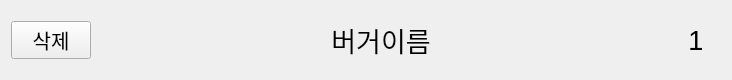
Above: Kiosk/basket.ui from psy1064/Kiosk before the change. Below: the same form after it.
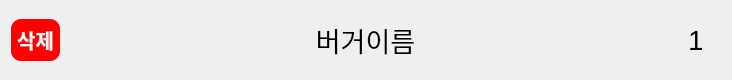
That is the form after the change.

```diff
--- a/Kiosk/basket.ui
+++ b/Kiosk/basket.ui
@@ -30,9 +30,21 @@
     <widget class="QPushButton" name="deletebutton">
      <property name="font">
       <font>
-       <pointsize>15</pointsize>
+       <pointsize>-1</pointsize>
+       <weight>75</weight>
+       <italic>false</italic>
+       <bold>true</bold>
       </font>
      </property>
+     <property name="styleSheet">
+      <string notr="true">background-color: red;
+border-width: 2px;
+border-radius: 10px;
+font: bold 20px;
+min-width: 3em;
+padding: 6px;
+color:white;</string>
+     </property>
      <property name="text">
       <string>삭제</string>
      </property>
```
